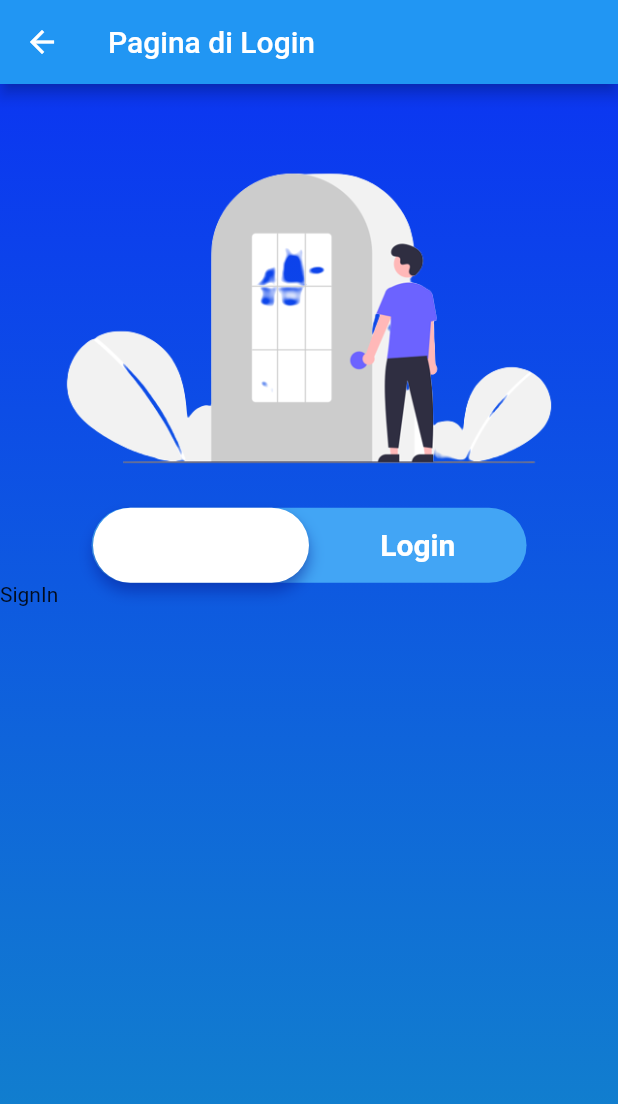
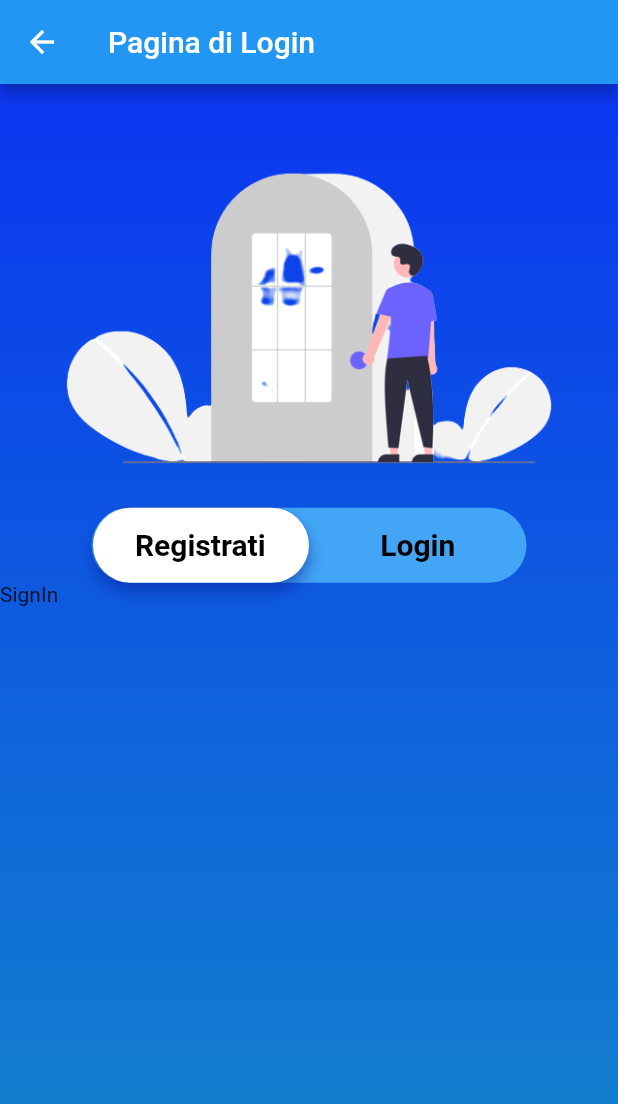
Before and after one commit to giacomo9801/flutter_firstapp, a Flutter app: the LoginPage screen opened by its route, after a tap on "Registrati", on a phone screen of 412 x 824 dp. Shown: the top 1104 px of the screen. Run offline on Flutter 3.47's test engine with Material 2 defaults, Android fonts, the phone set to English and light mode, and no system bars.

Commit message:
fix bolla

```diff
--- a/lib/pages/login_page.dart
+++ b/lib/pages/login_page.dart
@@ -14,6 +14,9 @@ class LoginPage extends StatefulWidget {
 class _LoginPageState extends State<LoginPage> {
   late PageController
       _pageController; //servirà per passare da una pagina all'altra
+
+  Color signInColor = Colors.black;
+  Color signUpColor = Colors.black;
 
   @override
   void initState() {
@@ -68,16 +71,19 @@ class _LoginPageState extends State<LoginPage> {
               //aggiunti 2 textbutton registrati e login
               Expanded(
                 child: TextButton(
+                  style: ButtonStyle(
+                    overlayColor: MaterialStateProperty.all(Colors.transparent),
+                  ),
                   onPressed: () {
                     _pageController.animateToPage(0,
                         duration: const Duration(milliseconds: 500),
                         curve: Curves.ease);
                   },
-                  child: const Text(
+                  child: Text(
                     'Registrati',
                     style: TextStyle(
                         fontSize: 20,
-                        color: Colors.white,
+                        color: signUpColor,
                         fontWeight: FontWeight.bold),
                   ),
                 ),
@@ -85,16 +91,19 @@ class _LoginPageState extends State<LoginPage> {
               Expanded(
                 //con expanded si espande il bottone esattamente per la metà dello spazio a disposizione
                 child: TextButton(
+                  style: ButtonStyle(
+                    overlayColor: MaterialStateProperty.all(Colors.transparent),
+                  ),
                   onPressed: () {
                     _pageController.animateToPage(1,
                         duration: const Duration(milliseconds: 500),
                         curve: Curves.ease);
                   },
-                  child: const Text(
+                  child: Text(
                     'Login',
                     style: TextStyle(
                         fontSize: 20,
-                        color: Colors.white,
+                        color: signInColor,
                         fontWeight: FontWeight.bold),
                   ),
                 ),
@@ -106,6 +115,12 @@ class _LoginPageState extends State<LoginPage> {
 
   Widget _pageView() => Expanded(
         child: PageView(
+          onPageChanged: (index) {
+            setState(() {
+              signInColor = index == 0 ? Colors.white : Colors.black;
+              signUpColor = index == 1 ? Colors.white : Colors.black;
+            });
+          },
           controller:
               _pageController, //abbiamo collegato il controller scritto sopra
           children: const [SignIn(), SignUp()],
```
